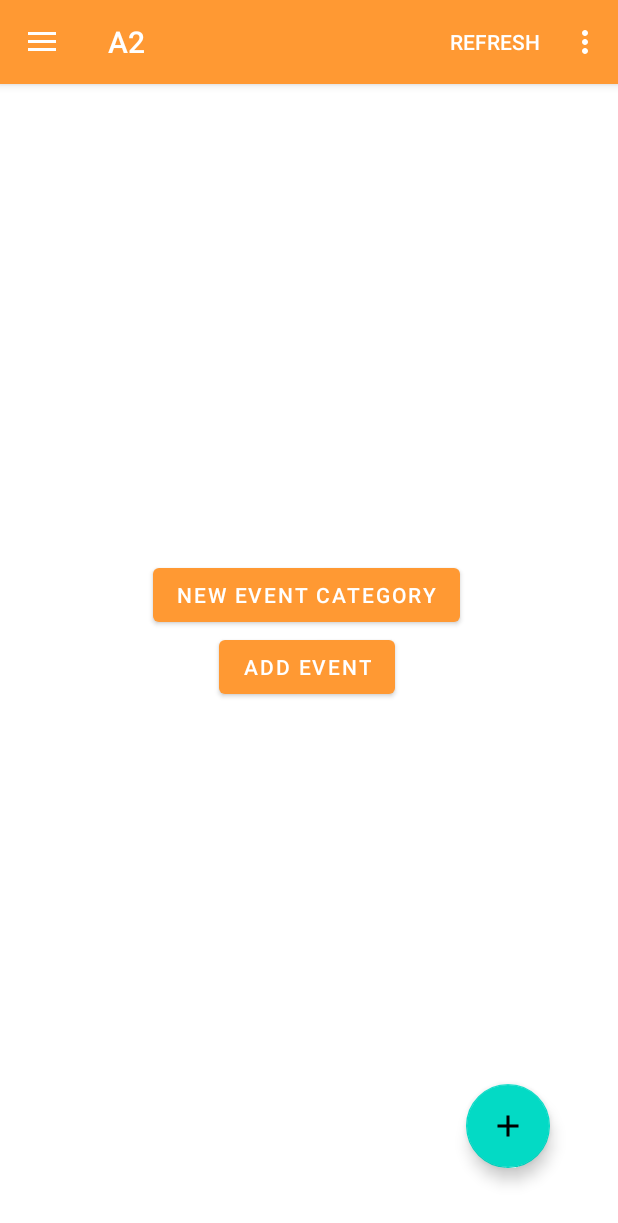
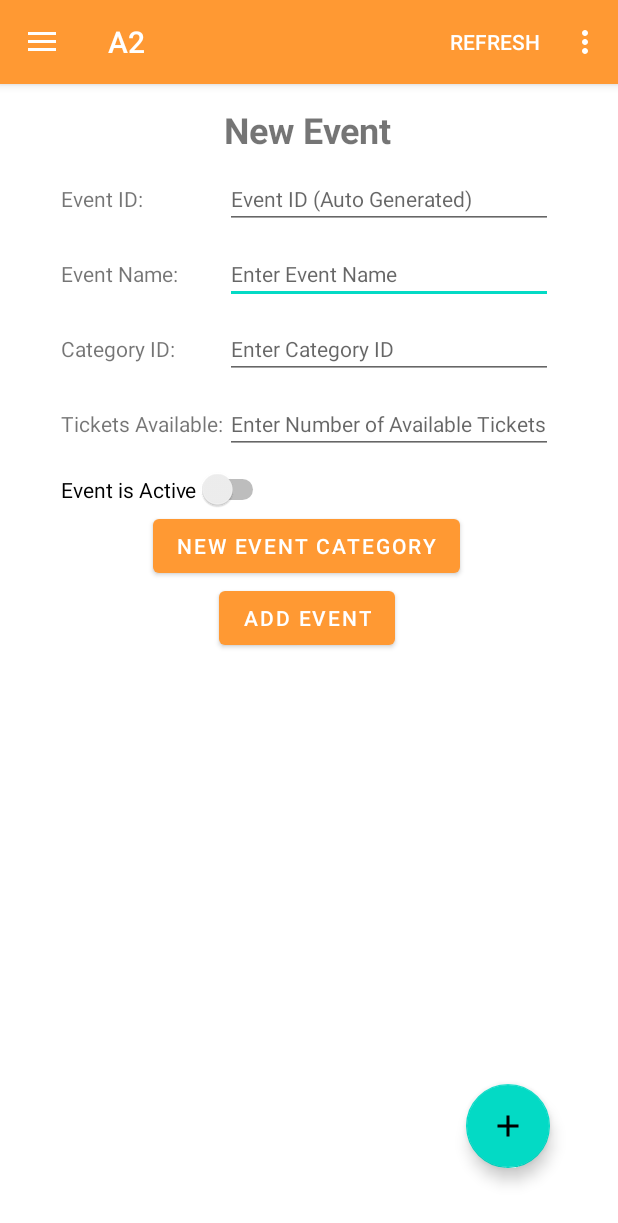
Before and after one commit to vinmeil/android-event-manager, an Android app: the MainActivity screen opened directly, with no data from a screen before it, on a phone screen of 412 x 824 dp. Shown: the top 1223 px of the screen. Run offline under Robolectric (Android 15) with nearby library versions, the phone set to English and light mode, and no system bars; 1 statement that could not run was skipped.

Commit message:
refactor structure and create event form fragment

```diff
--- a/app/src/main/java/com/fit2081/a2/LoginActivity.java
+++ b/app/src/main/java/com/fit2081/a2/activities/LoginActivity.java
@@ -1,4 +1,4 @@
-package com.fit2081.a2;
+package com.fit2081.a2.activities;
 
 import androidx.appcompat.app.AppCompatActivity;
 
@@ -8,6 +8,9 @@ import android.os.Bundle;
 import android.view.View;
 import android.widget.EditText;
 import android.widget.Toast;
+
+import com.fit2081.a2.KeyStore;
+import com.fit2081.a2.R;
 
 public class LoginActivity extends AppCompatActivity {
     EditText etUsername, etPassword;
--- a/app/src/main/java/com/fit2081/a2/MainActivity.java
+++ b/app/src/main/java/com/fit2081/a2/activities/MainActivity.java
@@ -1,8 +1,7 @@
-package com.fit2081.a2;
+package com.fit2081.a2.activities;
 
 import androidx.appcompat.app.ActionBarDrawerToggle;
 import androidx.appcompat.app.AppCompatActivity;
-import androidx.appcompat.widget.Toolbar;
 import androidx.core.app.ActivityCompat;
 import androidx.drawerlayout.widget.DrawerLayout;
 
@@ -14,9 +13,13 @@ import android.view.MenuInflater;
 import android.view.View;
 import android.widget.Toast;
 
+import com.fit2081.a2.KeyStore;
+import com.fit2081.a2.R;
 import com.google.android.material.floatingactionbutton.FloatingActionButton;
 import com.google.android.material.navigation.NavigationView;
 import com.google.android.material.snackbar.Snackbar;
+
+import com.fit2081.a2.fragments.CreateEventForm;
 
 public class MainActivity extends AppCompatActivity {
     DrawerLayout drawerLayout;
@@ -45,6 +48,8 @@ public class MainActivity extends AppCompatActivity {
                 android.Manifest.permission.RECEIVE_SMS,
                 android.Manifest.permission.READ_SMS
         }, 0);
+
+        getSupportFragmentManager().beginTransaction().replace(R.id.fragmentViewCreate, new CreateEventForm()).addToBackStack("f1").commit();
 
         // Find views
         drawerLayout = findViewById(R.id.drawer_layout);
--- a/app/src/main/java/com/fit2081/a2/NewEventActivity.java
+++ b/app/src/main/java/com/fit2081/a2/activities/NewEventActivity.java
@@ -1,4 +1,4 @@
-package com.fit2081.a2;
+package com.fit2081.a2.activities;
 
 import androidx.appcompat.app.AppCompatActivity;
 
@@ -12,6 +12,10 @@ import android.view.View;
 import android.widget.EditText;
 import android.widget.Switch;
 import android.widget.Toast;
+
+import com.fit2081.a2.KeyStore;
+import com.fit2081.a2.R;
+import com.fit2081.a2.utils.SMSReceiver;
 
 public class NewEventActivity extends AppCompatActivity {
     EditText etEventId, etEventName, etEventCategoryId, etTicketsAvailable;
--- a/app/src/main/java/com/fit2081/a2/NewEventCategoryActivity.java
+++ b/app/src/main/java/com/fit2081/a2/activities/NewEventCategoryActivity.java
@@ -1,4 +1,4 @@
-package com.fit2081.a2;
+package com.fit2081.a2.activities;
 
 import androidx.appcompat.app.AppCompatActivity;
 
@@ -12,6 +12,10 @@ import android.view.View;
 import android.widget.EditText;
 import android.widget.Switch;
 import android.widget.Toast;
+
+import com.fit2081.a2.KeyStore;
+import com.fit2081.a2.R;
+import com.fit2081.a2.utils.SMSReceiver;
 
 public class NewEventCategoryActivity extends AppCompatActivity {
     EditText etCategoryId, etCategoryName, etCategoryEventCount;
--- a/app/src/main/java/com/fit2081/a2/SignupActivity.java
+++ b/app/src/main/java/com/fit2081/a2/activities/SignupActivity.java
@@ -1,4 +1,4 @@
-package com.fit2081.a2;
+package com.fit2081.a2.activities;
 
 import androidx.appcompat.app.AppCompatActivity;
 
@@ -8,6 +8,9 @@ import android.os.Bundle;
 import android.view.View;
 import android.widget.EditText;
 import android.widget.Toast;
+
+import com.fit2081.a2.KeyStore;
+import com.fit2081.a2.R;
 
 public class SignupActivity extends AppCompatActivity {
 
--- a/app/src/main/java/com/fit2081/a2/SMSReceiver.java
+++ b/app/src/main/java/com/fit2081/a2/utils/SMSReceiver.java
@@ -1,4 +1,4 @@
-package com.fit2081.a2;
+package com.fit2081.a2.utils;
 
 import android.content.BroadcastReceiver;
 import android.content.Context;
--- a/app/src/main/res/layout-land/activity_signup.xml
+++ b/app/src/main/res/layout-land/activity_signup.xml
@@ -4,7 +4,7 @@
     android:layout_width="match_parent"
     android:layout_height="match_parent"
     android:orientation="horizontal"
-    tools:context=".SignupActivity">
+    tools:context=".activities.SignupActivity">
 
     <LinearLayout
         android:layout_width="0dp"
--- a/app/src/main/res/layout/activity_login.xml
+++ b/app/src/main/res/layout/activity_login.xml
@@ -4,7 +4,7 @@
     xmlns:tools="http://schemas.android.com/tools"
     android:layout_width="match_parent"
     android:layout_height="match_parent"
-    tools:context=".LoginActivity">
+    tools:context=".activities.LoginActivity">
 
     <LinearLayout
         android:layout_width="409dp"
--- a/app/src/main/res/layout/activity_main.xml
+++ b/app/src/main/res/layout/activity_main.xml
@@ -7,7 +7,7 @@
     android:background="@color/white"
     android:layout_width="match_parent"
     android:layout_height="match_parent"
-    tools:context=".MainActivity">
+    tools:context=".activities.MainActivity">
 
     <androidx.constraintlayout.widget.ConstraintLayout
         android:layout_width="match_parent"
@@ -16,10 +16,16 @@
         <LinearLayout
             android:layout_width="409dp"
             android:layout_height="729dp"
-            android:gravity="center"
+            android:gravity="center_horizontal"
             android:orientation="vertical"
             tools:layout_editor_absoluteX="1dp"
             tools:layout_editor_absoluteY="1dp">
+
+            <androidx.fragment.app.FragmentContainerView
+                android:id="@+id/fragmentViewCreate"
+                android:name="com.fit2081.a2.fragments.CreateEventForm"
+                android:layout_width="match_parent"
+                android:layout_height="wrap_content" />
 
             <Button
                 android:id="@+id/buttonNewEventCategory"
--- a/app/src/main/res/layout/activity_new_event.xml
+++ b/app/src/main/res/layout/activity_new_event.xml
@@ -4,7 +4,7 @@
     xmlns:tools="http://schemas.android.com/tools"
     android:layout_width="match_parent"
     android:layout_height="match_parent"
-    tools:context=".NewEventActivity">
+    tools:context=".activities.NewEventActivity">
 
     <androidx.constraintlayout.widget.Guideline
         android:id="@+id/guidelineLeft"
--- a/app/src/main/res/layout/activity_new_event_category.xml
+++ b/app/src/main/res/layout/activity_new_event_category.xml
@@ -4,7 +4,7 @@
     xmlns:tools="http://schemas.android.com/tools"
     android:layout_width="match_parent"
     android:layout_height="match_parent"
-    tools:context=".NewEventCategoryActivity">
+    tools:context=".activities.NewEventCategoryActivity">
 
     <androidx.constraintlayout.widget.Guideline
         android:id="@+id/guidelineLeft"
--- a/app/src/main/res/layout/activity_signup.xml
+++ b/app/src/main/res/layout/activity_signup.xml
@@ -4,7 +4,7 @@
     xmlns:tools="http://schemas.android.com/tools"
     android:layout_width="match_parent"
     android:layout_height="match_parent"
-    tools:context=".SignupActivity">
+    tools:context=".activities.SignupActivity">
 
     <LinearLayout
         android:layout_width="409dp"
--- a/app/src/main/res/layout/appbar_layout.xml
+++ b/app/src/main/res/layout/appbar_layout.xml
@@ -13,7 +13,4 @@
         android:theme="@style/ThemeOverlay.AppCompat.Dark"
         app:popupTheme="@style/ThemeOverlay.AppCompat.Light" />
 
-    <include layout="@layout/activity_main"
-        android:layout_width="match_parent"
-        android:layout_height="match_parent" />
 </com.google.android.material.appbar.AppBarLayout>
--- /dev/null
+++ b/app/src/main/res/layout/fragment_create_event.xml
@@ -0,0 +1,159 @@
+<?xml version="1.0" encoding="utf-8"?>
+<FrameLayout xmlns:android="http://schemas.android.com/apk/res/android"
+    xmlns:tools="http://schemas.android.com/tools"
+    android:layout_width="match_parent"
+    android:layout_height="match_parent"
+    xmlns:app="http://schemas.android.com/apk/res-auto"
+    tools:context=".fragments.CreateEventForm">
+
+    <androidx.constraintlayout.widget.ConstraintLayout
+        android:layout_width="match_parent"
+        android:layout_height="match_parent"
+        tools:context=".activities.NewEventActivity">
+
+        <androidx.constraintlayout.widget.Guideline
+            android:id="@+id/guidelineLeft"
+            android:layout_width="wrap_content"
+            android:layout_height="wrap_content"
+            android:orientation="vertical"
+            app:layout_constraintGuide_percent="0.1" />
+
+        <androidx.constraintlayout.widget.Guideline
+            android:id="@+id/guidelineRight"
+            android:layout_width="wrap_content"
+            android:layout_height="wrap_content"
+            android:orientation="vertical"
+            app:layout_constraintGuide_percent="0.9" />
+
+        <androidx.constraintlayout.widget.Guideline
+            android:id="@+id/guidelineTop"
+            android:layout_width="wrap_content"
+            android:layout_height="wrap_content"
+            android:orientation="horizontal"
+            app:layout_constraintGuide_percent="0.05" />
+
+        <LinearLayout
+            android:layout_width="0dp"
+            android:layout_height="wrap_content"
+            android:orientation="vertical"
+            android:id="@+id/linearLayoutCreateEvent"
+            app:layout_constraintEnd_toEndOf="@id/guidelineRight"
+            app:layout_constraintHorizontal_bias="1.0"
+            app:layout_constraintStart_toStartOf="@id/guidelineLeft"
+            app:layout_constraintTop_toTopOf="@id/guidelineTop"
+            tools:layout_editor_absoluteY="2dp">
+
+            <TextView
+                android:id="@+id/textViewNewEventTitle"
+                android:layout_width="match_parent"
+                android:layout_height="wrap_content"
+                android:text="New Event"
+                android:textAlignment="center"
+                android:textSize="24sp"
+                android:textStyle="bold" />
+
+            <LinearLayout
+                android:layout_width="match_parent"
+                android:layout_height="wrap_content"
+                android:orientation="horizontal"
+                android:layout_marginTop="10dp">
+
+                <TextView
+                    android:id="@+id/textViewEventId"
+                    android:layout_width="0dp"
+                    android:layout_weight="1"
+                    android:layout_height="wrap_content"
+                    android:text="Event ID:" />
+
+                <EditText
+                    android:id="@+id/editTextEventId"
+                    android:layout_width="0dp"
+                    android:layout_height="wrap_content"
+                    android:layout_weight="2"
+                    android:hint="Event ID (Auto Generated)"
+                    android:textSize="14sp" />
+            </LinearLayout>
+
+            <LinearLayout
+                android:layout_width="match_parent"
+                android:layout_height="wrap_content"
+                android:orientation="horizontal"
+                android:layout_marginTop="10dp">
+
+                <TextView
+                    android:id="@+id/textViewEventName"
+                    android:layout_width="0dp"
+                    android:layout_weight="1"
+                    android:layout_height="wrap_content"
+                    android:text="Event Name:" />
+
+                <EditText
+                    android:id="@+id/editTextEventName"
+                    android:layout_width="0dp"
+                    android:layout_weight="2"
+                    android:layout_height="wrap_content"
+                    android:ems="10"
+                    android:hint="Enter Event Name"
+                    android:textSize="14sp"
+                    android:inputType="textPersonName" />
+            </LinearLayout>
+
+            <LinearLayout
+                android:layout_width="match_parent"
+                android:layout_height="wrap_content"
+                android:orientation="horizontal"
+                android:layout_marginTop="10dp">
+
+                <TextView
+                    android:id="@+id/textViewEventCategoryId"
+                    android:layout_width="0dp"
+                    android:layout_weight="1"
+                    android:layout_height="wrap_content"
+                    android:text="Category ID:" />
+
+                <EditText
+                    android:id="@+id/editTextEventCategoryId"
+                    android:layout_width="0dp"
+                    android:layout_weight="2"
+                    android:layout_height="wrap_content"
+                    android:ems="10"
+                    android:hint="Enter Category ID"
+                    android:textSize="14sp"
+                    android:inputType="textPersonName" />
+            </LinearLayout>
+
+            <LinearLayout
+                android:layout_width="match_parent"
+                android:layout_height="wrap_content"
+                android:orientation="horizontal"
+                android:layout_marginTop="10dp">
+
+                <TextView
+                    android:id="@+id/textViewTicketsAvailable"
+                    android:layout_width="0dp"
+                    android:layout_weight="1"
+                    android:layout_height="wrap_content"
+                    android:text="Tickets Available:" />
+
+                <EditText
+                    android:id="@+id/editTextTicketsAvailable"
+                    android:layout_width="0dp"
+                    android:layout_weight="2"
+                    android:layout_height="wrap_content"
+                    android:ems="10"
+                    android:hint="Enter Number of Available Tickets"
+                    android:textSize="14sp"
+                    android:inputType="number" />
+
+            </LinearLayout>
+            <Switch
+                android:id="@+id/switchEventIsActive"
+                android:layout_marginTop="10dp"
+                android:layout_width="wrap_content"
+                android:layout_height="wrap_content"
+                android:text="Event is Active" />
+
+        </LinearLayout>
+    </androidx.constraintlayout.widget.ConstraintLayout>
+
+</FrameLayout>
--- a/app/src/main/res/values/strings.xml
+++ b/app/src/main/res/values/strings.xml
@@ -2,4 +2,6 @@
     <string name="app_name">A2</string>
     <string name="open">Open</string>
     <string name="close">Close</string>
+    <!-- TODO: Remove or change this placeholder text -->
+    <string name="hello_blank_fragment">Hello blank fragment</string>
 </resources>
```
Also changed, not shown: app/src/main/AndroidManifest.xml (+6 -6 lines), app/src/main/java/com/fit2081/a2/fragments/CreateEventForm.java (added, +236 -0 lines).
